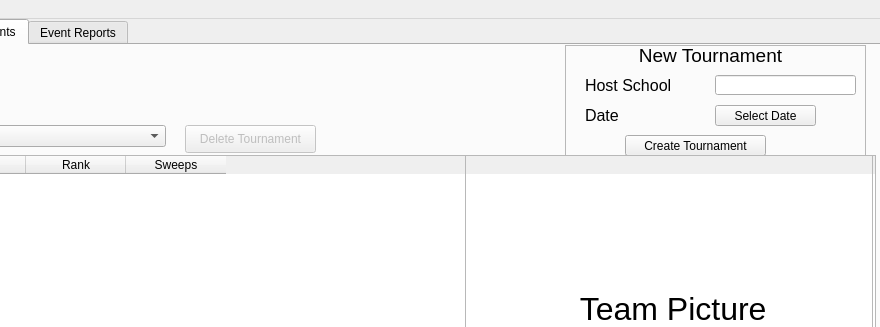
Old version of the form Forensics_Organizer.ui in the repository goldRust/4n6_tracker; both pictures show x 187 to 1067 and y 0 to 327 of the 1067 by 877 pixel window.
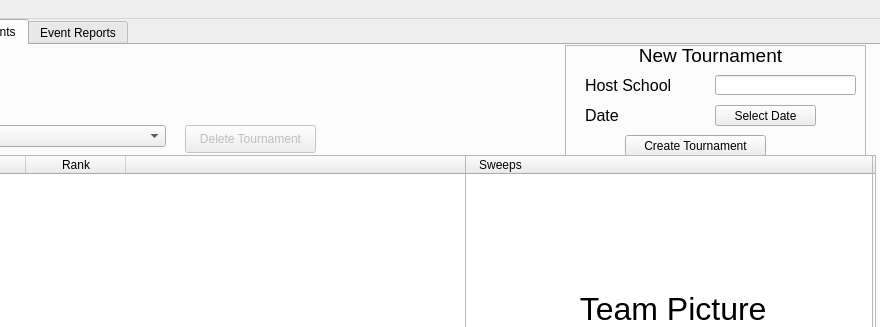
New version of the form. The open tabs and pages were chosen to show the change.

Commit message: Team events are now shown on a single line in the Tournament report.

```diff
--- a/Forensics_Organizer.ui
+++ b/Forensics_Organizer.ui
@@ -628,6 +628,9 @@
       <property name="sortingEnabled">
        <bool>true</bool>
       </property>
+      <attribute name="horizontalHeaderStretchLastSection">
+       <bool>true</bool>
+      </attribute>
       <column>
        <property name="text">
         <string>Student</string>
```
The commit also changes 1 other file.
